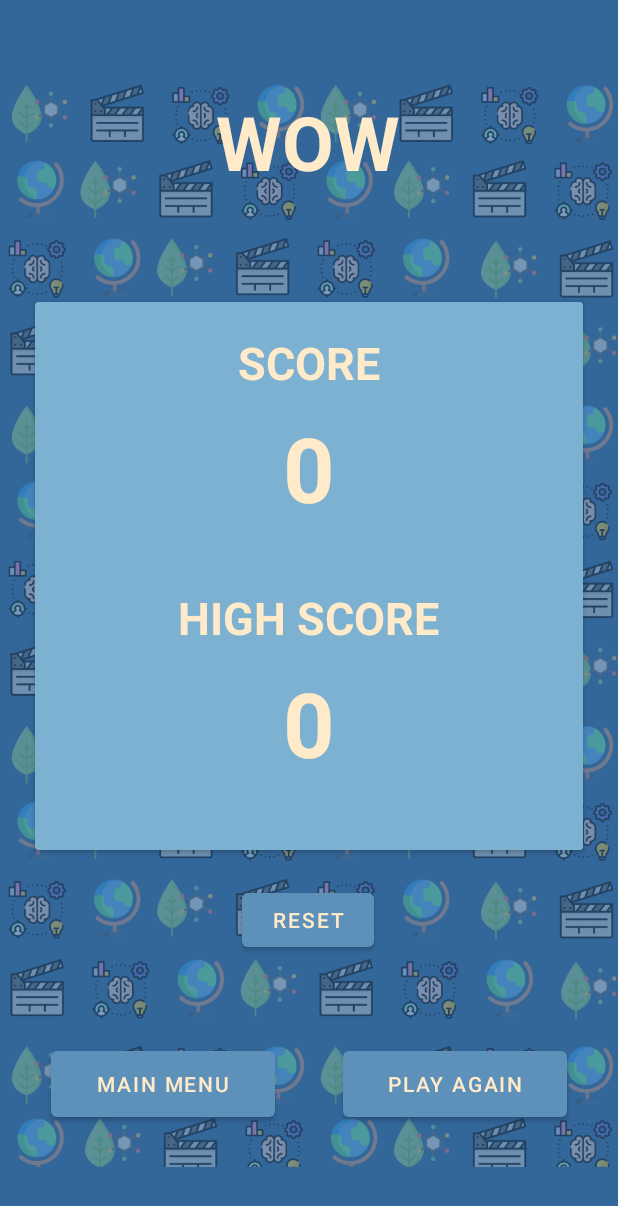
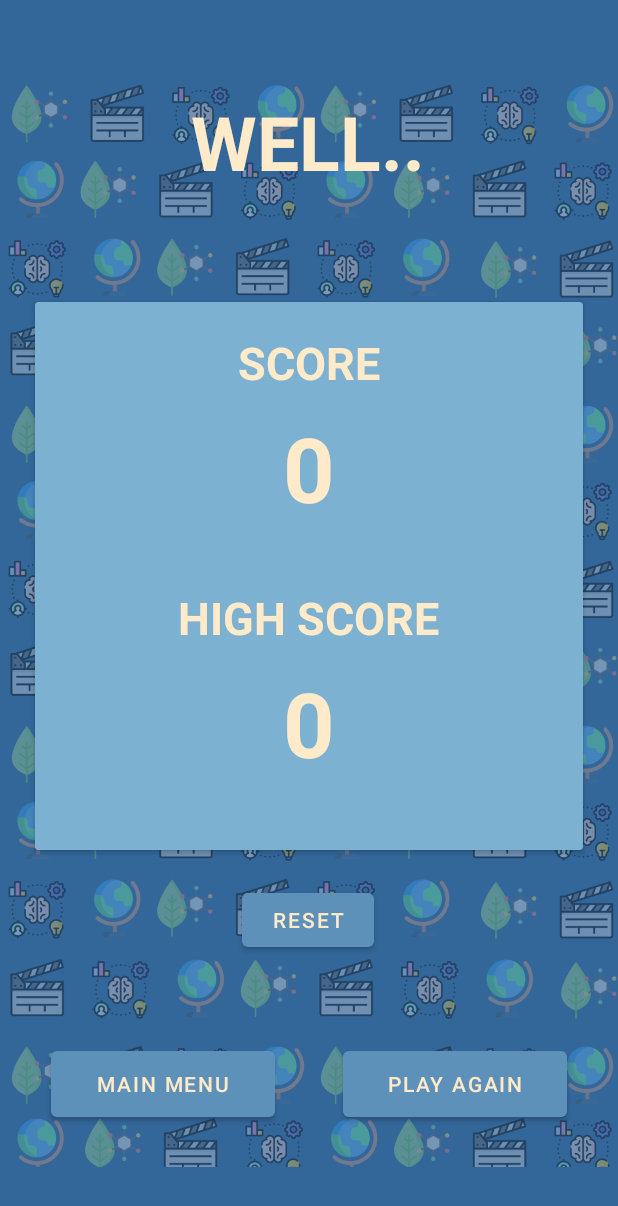
Before and after one commit to Irfzid/Jidquiz, an Android app: the HighscoreActivity screen opened directly, with no data from a screen before it, on a phone screen of 412 x 824 dp. Shown: the top 1206 px of the screen. Run offline under Robolectric (Android 15) with nearby library versions, the phone set to English and light mode, and no system bars.

Commit message:
update
update

```diff
--- a/app/build.gradle
+++ b/app/build.gradle
@@ -10,7 +10,7 @@ android {
         applicationId "com.zidney.jidquiz"
         minSdkVersion 21
         targetSdkVersion 30
-        versionCode 1
+        versionCode 2
         versionName "1.0"
 
         testInstrumentationRunner "androidx.test.runner.AndroidJUnitRunner"
--- a/app/src/main/java/com/zidney/jidquiz/HighscoreActivity.java
+++ b/app/src/main/java/com/zidney/jidquiz/HighscoreActivity.java
@@ -109,7 +109,7 @@ public class HighscoreActivity extends AppCompatActivity {
             kata = "NOT BAD!";
         }
         else if(Finalscore == 0){
-            kata = "WOW";
+            kata = "WELL..";
         }
         return kata;
     }
--- a/app/src/main/java/com/zidney/jidquiz/MainActivity.java
+++ b/app/src/main/java/com/zidney/jidquiz/MainActivity.java
@@ -4,6 +4,7 @@ import androidx.appcompat.app.AppCompatActivity;
 import androidx.appcompat.app.AppCompatDelegate;
 
 import android.content.Intent;
+import android.media.MediaPlayer;
 import android.os.Bundle;
 import android.util.Log;
 import android.view.View;
@@ -21,6 +22,7 @@ public class MainActivity extends AppCompatActivity {
 
     private Button btn_GK, btn_film, btn_sn, btn_geo;
     private String tokentrivia;
+    private MediaPlayer mediaPlayer;
     private static final String TAG = "MainActivity";
     ApiEndpoint apiEndpoint = ApiService.getClient().create(ApiEndpoint.class);
 
@@ -29,7 +31,9 @@ public class MainActivity extends AppCompatActivity {
         super.onCreate(savedInstanceState);
         setContentView(R.layout.activity_main);
 
+
         AppCompatDelegate.setDefaultNightMode(AppCompatDelegate.MODE_NIGHT_NO);
+
 
         btn_GK = findViewById(R.id.btn_GK);
         btn_film = findViewById(R.id.btn_film);
@@ -104,4 +108,5 @@ public class MainActivity extends AppCompatActivity {
 
 
     }
+
 }
--- a/app/src/main/res/layout/activity_quiz.xml
+++ b/app/src/main/res/layout/activity_quiz.xml
@@ -207,7 +207,7 @@
                 android:layout_centerInParent="true"
                 android:text="Quiz 1/10"
                 android:textColor="@color/cream"
-                android:textSize="18sp"
+                android:textSize="16sp"
                 android:textStyle="bold" />
 
         </RelativeLayout>
```
